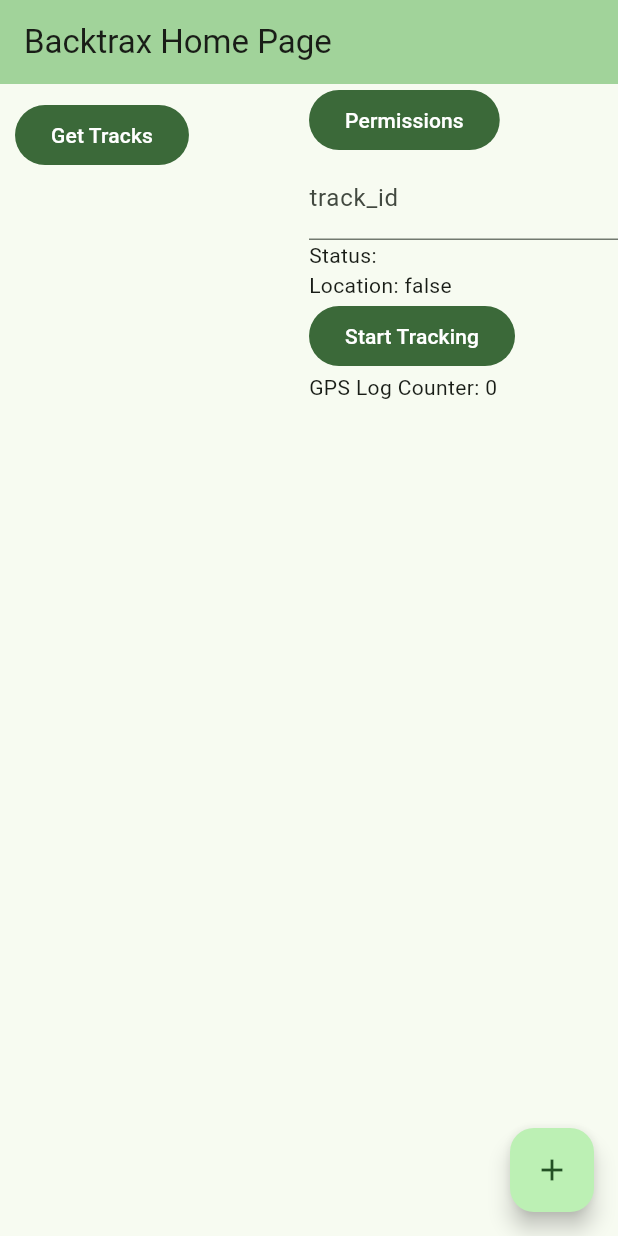
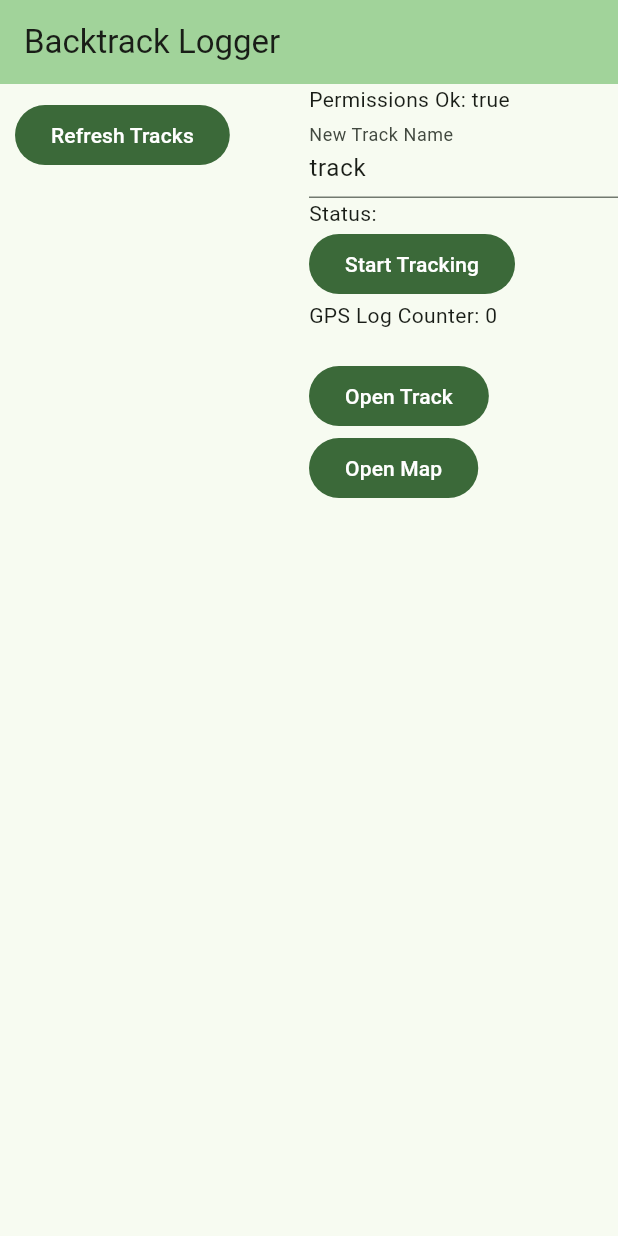
Before and after one commit to cliftbar/backtrax_mobile, a Flutter app: the screen it shows after launch, on a phone screen of 412 x 824 dp. Run offline on Flutter 3.47's test engine with Material 3 defaults, Android fonts, the phone set to English and light mode, and no system bars; our stand-ins replace battery_plus, geolocator, location, permission_handler, sprintf; missing offline and left inert: disable_battery_optimization, geojson_vi.

Commit message:
lots of improvements

```diff
--- a/lib/BacktrackClient.dart
+++ b/lib/BacktrackClient.dart
@@ -1,12 +1,16 @@
 import 'dart:convert';
 
+import 'package:battery_plus/battery_plus.dart' as batt;
 import 'package:geojson_vi/geojson_vi.dart';
 import 'package:geolocator/geolocator.dart';
 import 'package:http/http.dart' as http;
-import 'package:battery_plus/battery_plus.dart' as batt;
+import 'package:sprintf/sprintf.dart';
 
 class BacktrackClient {
-  String baseUrl = 'https://backtrack.cliftbar.site';
+  final String baseUrl = 'https://backtrack.cliftbar.site';
+  final String _trackUrl = "%s/%s/track/%s/json";
+  final String _backtrackMapUrl = "%s/map.html?key=%s";
+  final String _backtrackShareUrl = "%s/map.html?&track=%s";
   batt.Battery battery = batt.Battery();
 
   Future<List<String>> getTrackNames({String key = 'user'}) async {
@@ -55,4 +59,15 @@ class BacktrackClient {
           'Content-Type': 'application/json; charset=UTF-8',
         });
   }
+
+  String makeTrackUrl(String key, String trackId) {
+    return sprintf(_trackUrl, [baseUrl, key, trackId]);
+  }
+
+  String makeBacktrackShareUrl(String key, String trackId) {
+    return sprintf(_backtrackShareUrl, [baseUrl, makeTrackUrl(key, trackId)]);
+  }
+  String makeBacktrackMapUrl(String key) {
+    return sprintf(_backtrackMapUrl, [baseUrl, key]);
+  }
 }
--- a/lib/main.dart
+++ b/lib/main.dart
@@ -2,6 +2,7 @@ import 'package:baktrax/BacktrackClient.dart';
 import 'package:baktrax/GeoLoc.dart';
 import 'package:disable_battery_optimization/disable_battery_optimization.dart';
 import 'package:flutter/material.dart';
+import 'package:url_launcher/url_launcher.dart';
 
 void main() {
   runApp(const MyApp());
@@ -14,7 +15,7 @@ class MyApp extends StatelessWidget {
   @override
   Widget build(BuildContext context) {
     return MaterialApp(
-      title: 'Backtrax',
+      title: 'Backtrack',
       theme: ThemeData(
         // This is the theme of your application.
         //
@@ -34,11 +35,12 @@ class MyApp extends StatelessWidget {
         colorScheme: ColorScheme.fromSeed(seedColor: Colors.green),
         useMaterial3: true,
       ),
-      home: const MyHomePage(title: 'Backtrax Home Page'),
+      home: const MyHomePage(title: 'Backtrack Logger'),
     );
   }
 }
 
+// https://medium.com/@ozgeekaratas/simple-location-tracking-app-in-flutter-fa8541d01f58
 class MyHomePage extends StatefulWidget {
   const MyHomePage({super.key, required this.title});
 
@@ -58,8 +60,30 @@ class MyHomePage extends StatefulWidget {
 }
 
 class _MyHomePageState extends State<MyHomePage> {
+  int _logCounter = 0;
+
+  // Loc loc = Loc();
+  GeoLoc gLoc = GeoLoc();
+  BacktrackClient client = BacktrackClient();
+  bool _permissionsEnabled = false;
+  String _posString = "";
+  String _trackingText = "Start Tracking";
+
+  TextEditingController textEdit = TextEditingController();
+
+  List<String> _trackIds = [];
+
+  final String _backtrackKey = "user";
+
+  String _newTrackId = "track";
+
+  String _backTrackUrl = "";
+
   @override
   void initState() {
+    _backTrackUrl =
+        "https://backtrack.cliftbar.site/map.html?key=$_backtrackKey&track=$_newTrackId";
+    textEdit.text = _newTrackId;
     super.initState();
     gLoc
         .init()
@@ -68,51 +92,35 @@ class _MyHomePageState extends State<MyHomePage> {
         .whenComplete(() => DisableBatteryOptimization
             .showDisableManufacturerBatteryOptimizationSettings(
                 "Your device has additional battery optimization",
-                "Follow the steps and disable the optimizations to allow smooth functioning of this app"));
+                "Follow the steps and disable the optimizations to allow smooth functioning of this app"))
+        .whenComplete(() => setState(() {
+              _permissionsEnabled = gLoc.isLocActive;
+            }));
   }
 
-  int _logCounter = 0;
-
-  // Loc loc = Loc();
-  GeoLoc gLoc = GeoLoc();
-  BacktrackClient client = BacktrackClient();
-  bool _locPerm = false;
-  String _posString = "";
-  String _trackingText = "Start Tracking";
-
-  TextEditingController textEdit = TextEditingController();
-
-  List<String> _trackIds = [];
-
   Future<void> _getTracks() async {
-    var ts = await client.getTrackNames(key: "user");
-    // tracks = ts
-    //     .map((t) => ListTile(
-    //           title: Text(t),
-    //         ))
-    //     .toList();
+    var ts = await client.getTrackNames(key: _backtrackKey);
     setState(() {
       _trackIds = ts;
     });
   }
 
-  void _incrementCounter() {
-    gLoc.logCounter++;
-    setState(() {
-      _logCounter = gLoc.logCounter;
-    });
+  Future<void> _updateBacktrackLink(text) async {
+    _newTrackId = text;
+    _backTrackUrl = client.makeBacktrackShareUrl(_backtrackKey, _newTrackId);
   }
 
-  Future<void> _requestPermissions() async {
-    // await loc.requestLocationPermission();
-
-    var hasPerm = await gLoc.hasLocationPermission();
-    setState(() {
-      _locPerm = hasPerm;
-    });
+  Future<void> _openBacktrackShareUrl() async {
+    var backtrackUri = Uri.parse(_backTrackUrl);
+    await launchUrl(backtrackUri);
   }
 
-  Future<void> toggleTrack() async {
+  Future<void> _openBacktrackMapUrl() async {
+    var backtrackMapUri = Uri.parse(client.makeBacktrackMapUrl(_backtrackKey));
+    await launchUrl(backtrackMapUri);
+  }
+
+  Future<void> toggleTracking() async {
     gLoc.toggleTracking(
         textEdit.text,
         (d) => setState(() {
@@ -132,9 +140,6 @@ class _MyHomePageState extends State<MyHomePage> {
 
   @override
   Widget build(BuildContext context) {
-    // This method is rerun every time setState is called, for instance as done
-    // by the _incrementCounter method above.
-    //
     // The Flutter framework has been optimized to make rerunning build methods
     // fast, so that you can just rebuild anything that needs updating rather
     // than having to individually change instances of widgets.
@@ -161,7 +166,7 @@ class _MyHomePageState extends State<MyHomePage> {
                 children: [
                   FilledButton(
                     onPressed: _getTracks,
-                    child: const Text("Get Tracks"),
+                    child: const Text("Refresh Tracks"),
                   ),
                   Expanded(
                     child: ListView.builder(
@@ -171,7 +176,7 @@ class _MyHomePageState extends State<MyHomePage> {
                         itemBuilder: (BuildContext ctxt, int index) {
                           return Text(_trackIds[index]);
                         }),
-                  )
+                  ),
                 ],
               ),
             ),
@@ -182,41 +187,39 @@ class _MyHomePageState extends State<MyHomePage> {
               crossAxisAlignment: CrossAxisAlignment.start,
               mainAxisAlignment: MainAxisAlignment.start,
               children: <Widget>[
-                FilledButton(
-                  onPressed: () async {
-                    await _requestPermissions();
-                  },
-                  child: const Text("Permissions"),
+                Text(
+                  'Permissions Ok: $_permissionsEnabled',
                 ),
                 TextField(
                   controller: textEdit,
+                  onChanged: _updateBacktrackLink,
                   decoration: const InputDecoration(
-                    labelText: 'track_id',
+                    labelText: 'New Track Name',
                   ),
                 ),
                 const Text(
                   'Status: ',
                 ),
-                Text(
-                  'Location: $_locPerm',
-                ),
                 FilledButton(
-                  onPressed: toggleTrack,
+                  onPressed: toggleTracking,
                   child: Text("$_trackingText"),
                 ),
                 Text(
                   'GPS Log Counter: $_logCounter\n$_posString',
+                ),
+                FilledButton(
+                  onPressed: _openBacktrackShareUrl,
+                  child: const Text("Open Track"),
+                ),
+                FilledButton(
+                  onPressed: _openBacktrackMapUrl,
+                  child: const Text("Open Map"),
                 ),
               ],
             ),
           )
         ]),
       ),
-      floatingActionButton: FloatingActionButton(
-        onPressed: _incrementCounter,
-        tooltip: 'Increment',
-        child: const Icon(Icons.add),
-      ), // This trailing comma makes auto-formatting nicer for build methods.
     );
   }
 }
--- a/pubspec.yaml
+++ b/pubspec.yaml
@@ -42,6 +42,8 @@ dependencies:
   geolocator: ^13.0.1
   battery_plus: ^6.2.0
   disable_battery_optimization: ^1.1.1
+  url_launcher: ^6.3.1
+  sprintf: ^7.0.0
 
 dev_dependencies:
   flutter_test:
@@ -52,7 +54,7 @@ dev_dependencies:
   # activated in the `analysis_options.yaml` file located at the root of your
   # package. See that file for information about deactivating specific lint
   # rules and activating additional ones.
-  flutter_lints: ^4.0.0
+  flutter_lints: ^5.0.0
 
 # For information on the generic Dart part of this file, see the
 # following page: https://dart.dev/tools/pub/pubspec
```
Also changed, not shown: lib/GeoLoc.dart (+15 -1 lines), pubspec.lock, 5 other files.
